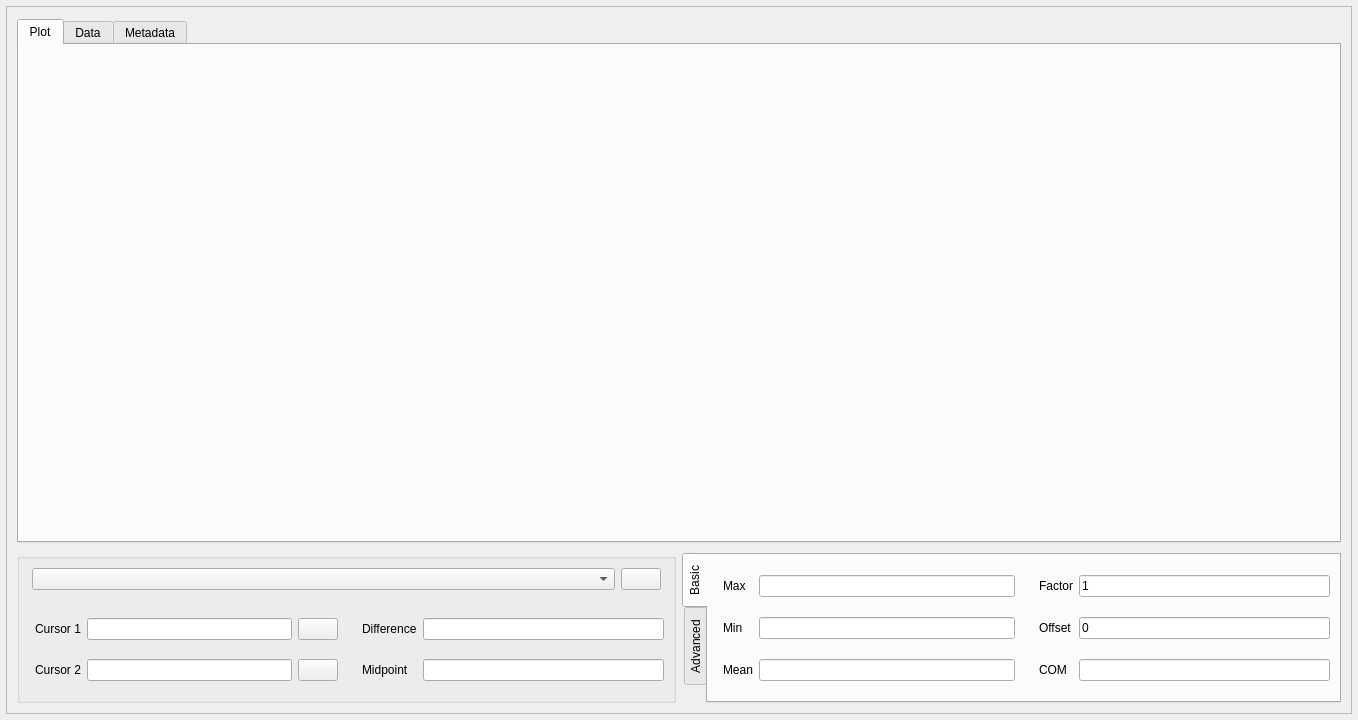
The window that mdaviz/resources/mda_file_viz.ui (BCDA-APS/mdaviz) describes before a commit, drawn with Qt 5.
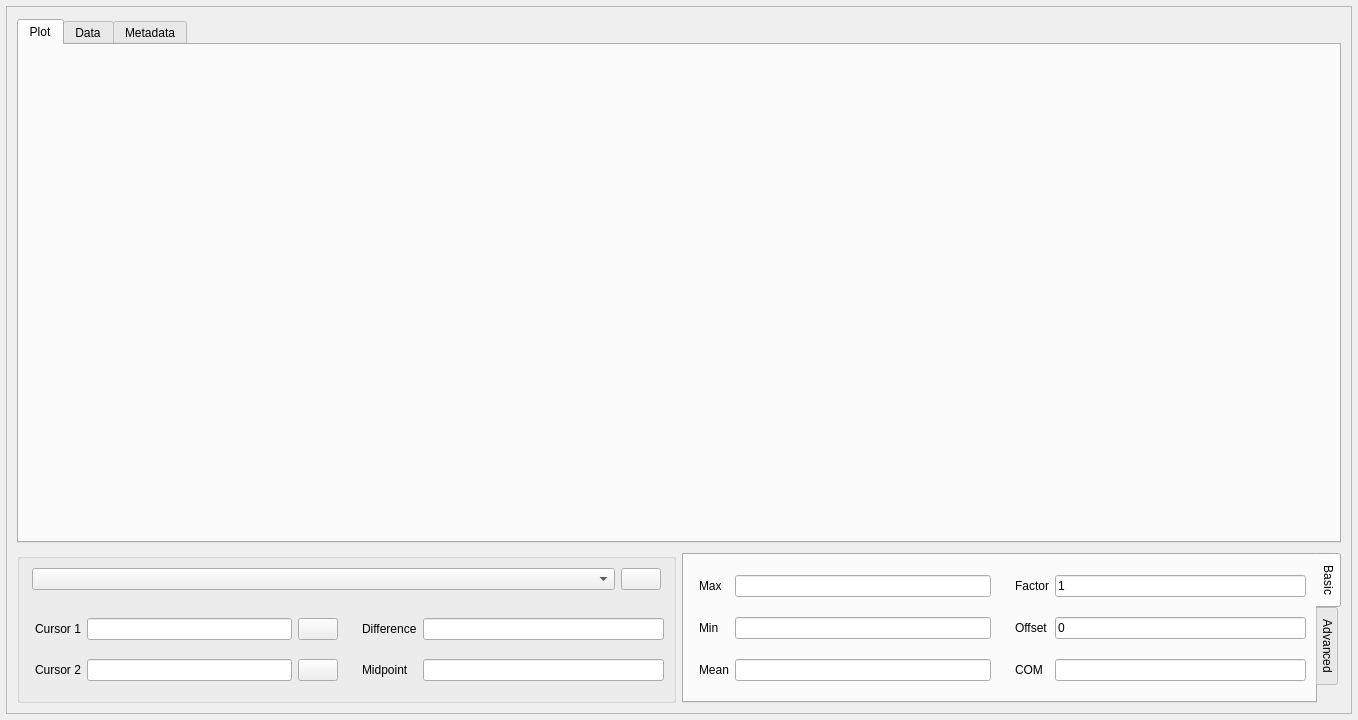
The same window after the commit. Icons and pictures are not drawn.

```diff
--- a/mdaviz/resources/mda_file_viz.ui
+++ b/mdaviz/resources/mda_file_viz.ui
@@ -452,7 +452,7 @@
              </size>
             </property>
             <property name="tabPosition">
-             <enum>QTabWidget::West</enum>
+             <enum>QTabWidget::East</enum>
             </property>
             <property name="tabShape">
              <enum>QTabWidget::Rounded</enum>
```
